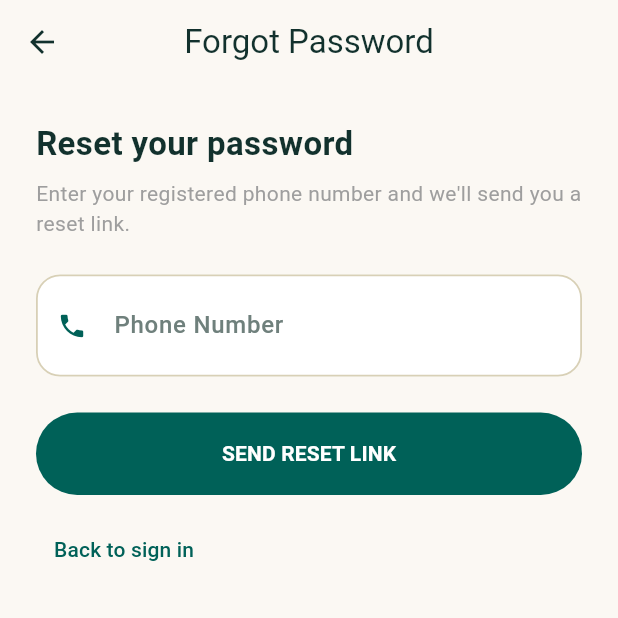
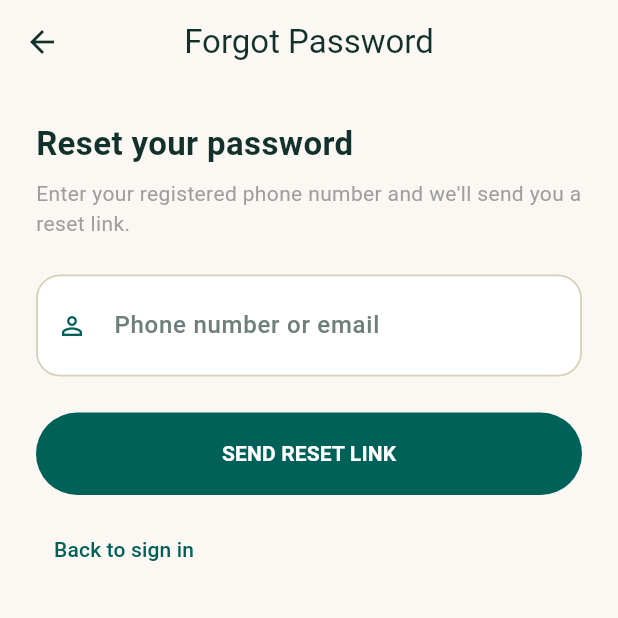
Before and after one commit to Elikplim-N/ecosystem-app, a Flutter app: the AuthScreen screen opened directly, after a tap on "Forgot Password?", on a phone screen of 412 x 824 dp, the top half of it. Run offline on Flutter 3.47's test engine with Material 3 defaults, Android fonts, the phone set to English and light mode, and no system bars; our stand-ins replace flutter_map, geolocator, latlong2, shared_preferences; accounts and stored records are empty; Roboto replaces fonts that are missing (Poppins).

Commit message:
feat: improve phone/email input hints and universal keyboard support

```diff
--- a/lib/screens/auth_screen.dart
+++ b/lib/screens/auth_screen.dart
@@ -165,9 +165,13 @@ class _AuthScreenState extends State<AuthScreen> {
       children: [
         TextField(
           controller: phoneController,
-          keyboardType: TextInputType.phone,
+          keyboardType: TextInputType.emailAddress,
           textInputAction: TextInputAction.next,
-          decoration: kFieldDecoration('Phone Number', Icons.phone_outlined),
+          decoration: kFieldDecoration(
+            'Phone number or email',
+            Icons.person_outline,
+            hintText: '024 123 4567, +233..., or email',
+          ),
         ),
         const SizedBox(height: 14),
         TextField(
@@ -222,7 +226,11 @@ class _AuthScreenState extends State<AuthScreen> {
           controller: phoneController,
           keyboardType: TextInputType.phone,
           textInputAction: TextInputAction.next,
-          decoration: kFieldDecoration('Phone Number', Icons.phone_outlined),
+          decoration: kFieldDecoration(
+            'Phone Number',
+            Icons.phone_outlined,
+            hintText: 'e.g. 024 123 4567 or +233...',
+          ),
         ),
         const SizedBox(height: 14),
         TextField(
--- a/lib/screens/forgot_password_screen.dart
+++ b/lib/screens/forgot_password_screen.dart
@@ -181,8 +181,12 @@ class _ForgotPasswordScreenState extends State<ForgotPasswordScreen> {
         const SizedBox(height: 24),
         TextField(
           controller: phoneController,
-          keyboardType: TextInputType.phone,
-          decoration: kFieldDecoration('Phone Number', Icons.phone),
+          keyboardType: TextInputType.emailAddress,
+          decoration: kFieldDecoration(
+            'Phone number or email',
+            Icons.person_outline,
+            hintText: '024 123 4567, +233..., or email',
+          ),
         ),
         const SizedBox(height: 24),
         SizedBox(
--- a/lib/screens/profile_screen.dart
+++ b/lib/screens/profile_screen.dart
@@ -570,6 +570,7 @@ class ProfileScreen extends StatelessWidget {
                     keyboardType: TextInputType.phone,
                     decoration: const InputDecoration(
                       labelText: 'New Phone Number',
+                      hintText: 'e.g. 024 123 4567 or +233...',
                       border: OutlineInputBorder(),
                     ),
                   ),
--- a/lib/screens/ui_helpers.dart
+++ b/lib/screens/ui_helpers.dart
@@ -148,9 +148,16 @@ InputDecoration kFieldDecoration(
   String label,
   IconData icon, {
   Widget? suffixIcon,
+  String? hintText,
 }) {
   return InputDecoration(
     labelText: label,
+    hintText: hintText,
+    hintStyle: const TextStyle(
+      color: Color(0xFF9EABA7),
+      fontSize: 13.5,
+      fontWeight: FontWeight.normal,
+    ),
     labelStyle: const TextStyle(color: kTextMuted, fontWeight: FontWeight.w500),
     floatingLabelStyle: const TextStyle(
       color: kPrimaryColor,
```
